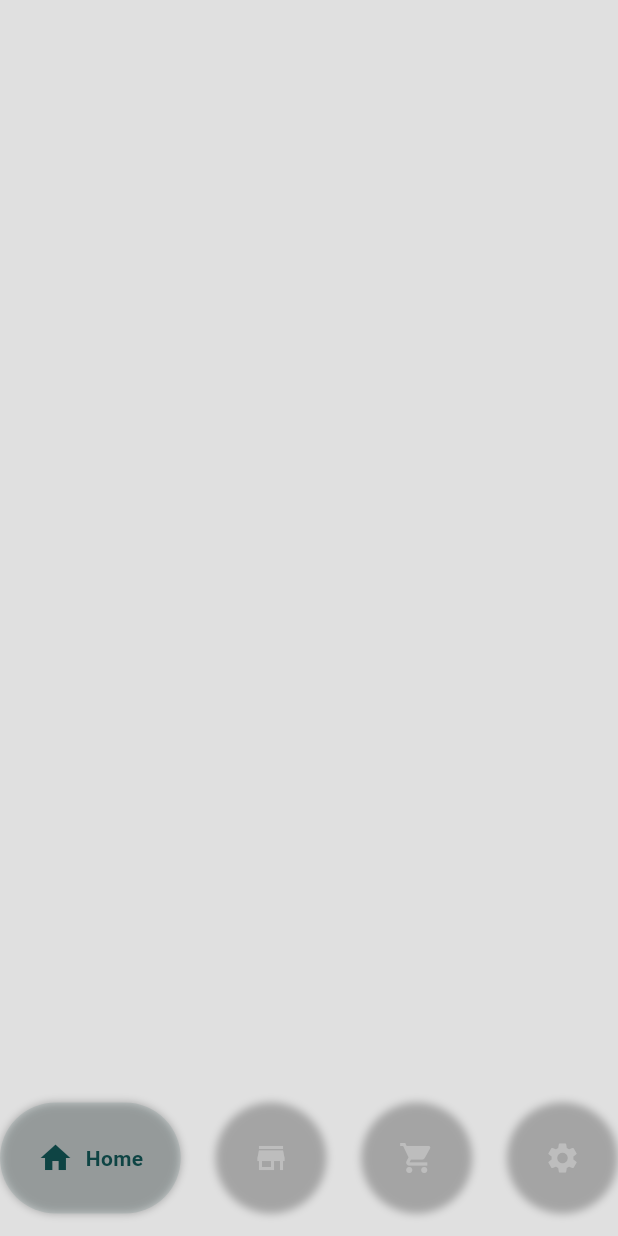
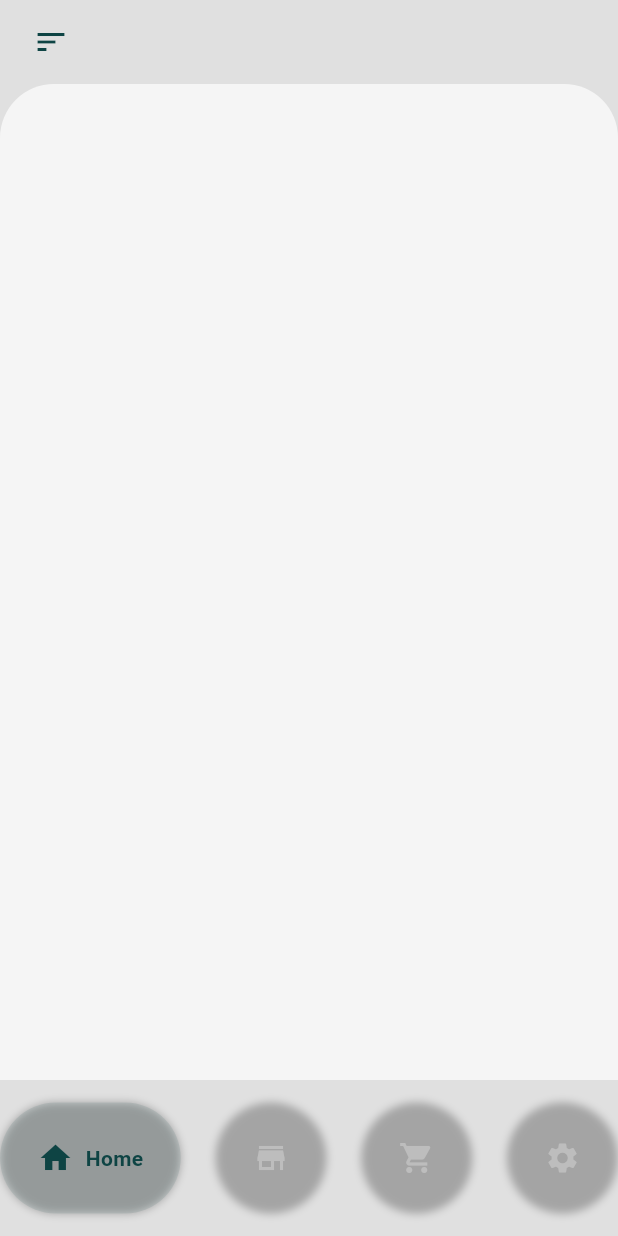
Before and after one commit to mohaalka/shop_app, a Flutter app: the HomePage screen opened directly, on a phone screen of 412 x 824 dp. Run offline on Flutter 3.47's test engine with Material 3 defaults, Android fonts, the phone set to English and light mode, and no system bars; drawn by our look-alikes of flutter_advanced_drawer, google_nav_bar.

```diff
--- a/lib/Components/nav_bottons.dart
+++ b/lib/Components/nav_bottons.dart
@@ -2,7 +2,8 @@ import 'package:flutter/material.dart';
 import 'package:google_nav_bar/google_nav_bar.dart';
 
 class ButtomNavBar extends StatelessWidget {
-  const ButtomNavBar({super.key});
+  void Function(int)? onTabChange;
+  ButtomNavBar({super.key, required this.onTabChange});
   @override
   Widget build(BuildContext context) {
     return Container(
@@ -11,14 +12,13 @@ class ButtomNavBar extends StatelessWidget {
         child: GNav(
           color: Colors.grey[400],
           activeColor: Color.fromARGB(255, 14, 68, 68),
-          // tabActiveBorder: Border.all(color:Color.fromARGB(255, 14, 68, 68)),
-          // tabBorderRadius: 10,
           tabShadow: [BoxShadow(color: Colors.grey.withOpacity(0.9), blurRadius: 4)],
           curve: Curves.easeOutExpo, // tab animation curves
           duration: Duration(milliseconds: 900), // tab animation duration
           iconSize: 24, // tab button icon size
           tabBackgroundColor: const Color.fromARGB(255, 14, 68, 68).withOpacity(0.1),
           gap: 8,
+          onTabChange: (value) => onTabChange!(value),
           tabs: [
           GButton(icon: Icons.home, text: "Home",),
           GButton(icon: Icons.store, text: "Store",),
--- a/lib/pages/homepage.dart
+++ b/lib/pages/homepage.dart
@@ -1,19 +1,48 @@
 import 'package:flutter/material.dart';
 
 import '../Components/nav_bottons.dart';
+import 'cartpage.dart';
+import 'landingpage.dart';
+import 'settingpage.dart';
+import 'storepage.dart';
 class HomePage extends StatefulWidget {
   const HomePage({super.key});
 
   @override
   State<HomePage> createState() => _HomePageState();
+
 }
 
 class _HomePageState extends State<HomePage> {
+
+  int _selectedIndex =0;
+
+// functionkaan ayaa update gareynaya marka uu user-ku taabta botton_bar-ka
+  void navigateBottomBar(int index){
+    setState(() {
+      _selectedIndex = index;
+    });
+  }
+
+  final List<Widget> _pages =[
+
+    LandingPage(),
+
+    StorePage(),
+
+    CartPage(),
+
+    SettingPage()
+  ];
   @override
   Widget build(BuildContext context) {
     return Scaffold(
       backgroundColor: Colors.grey[300],
-      bottomNavigationBar:ButtomNavBar(),
+      bottomNavigationBar:ButtomNavBar(
+        onTabChange: (index)=> navigateBottomBar(index),
+      ),
+
+      body: _pages[_selectedIndex],
     );
   }
 }
--- /dev/null
+++ b/lib/pages/landingpage.dart
@@ -0,0 +1,142 @@
+import 'package:flutter/material.dart';
+import 'package:flutter_advanced_drawer/flutter_advanced_drawer.dart';
+
+class LandingPage extends StatefulWidget {
+  const LandingPage({super.key});
+
+  @override
+  State<LandingPage> createState() => _LandingPageState();
+}
+
+class _LandingPageState extends State<LandingPage> {
+  final AdvancedDrawerController _advancedDrawerController =
+      AdvancedDrawerController();
+
+  @override
+  Widget build(BuildContext context) {
+    return AdvancedDrawer(
+      backdropColor: Color.fromARGB(255, 14, 68, 68),
+      controller: _advancedDrawerController,
+      animationCurve: Curves.easeInOut,
+      animationDuration: const Duration(milliseconds: 500),
+      drawer: buildDrawer(),
+      child: Scaffold(
+        backgroundColor: Colors.grey[300],
+        appBar: AppBar(
+          backgroundColor: Colors.transparent,
+          elevation: 0,
+          leading: Builder(
+            builder: (context) {
+              return IconButton(
+                onPressed: () {
+                  _advancedDrawerController.showDrawer();
+                },
+                icon: Padding(
+                  padding: const EdgeInsets.only(left:12.0),
+                  child: Icon(Icons.sort_sharp, color: Color.fromARGB(255, 14, 68, 68)),
+
+                ),
+              );
+            },
+          ),
+        ),
+        body: ListView(
+          children: [
+            Container(
+              height: 5000,
+              decoration: BoxDecoration(
+                color: Colors.grey[100],
+                borderRadius: BorderRadius.only(
+                  topRight: Radius.circular(36),
+                  topLeft: Radius.circular(36)
+                )
+              ),
+              child: Row(
+                children: [
+                      Container(
+                        height: 50,
+                      margin: EdgeInsets.symmetric(horizontal: 15),
+                      padding: EdgeInsets.symmetric(horizontal: 15),
+
+                      decoration: BoxDecoration(
+                        color: const Color.fromARGB(255, 190, 9, 9),
+                        borderRadius: BorderRadius.circular(30)
+                      ),
+                      ),
+
+                    ],
+              ),
+            )
+          ],
+        ),
+      ),
+    );
+  }
+
+  Widget buildDrawer() {
+    return Container(
+      color: Color.fromARGB(255, 14, 68, 68),
+      child: Column(
+        mainAxisAlignment: MainAxisAlignment.spaceBetween,
+        children: [
+          Column(
+            children: [
+              DrawerHeader(
+                child: Image.asset('images/klogo.png',
+                    color: Colors.white, width: 160),
+              ),
+              Padding(
+                padding: EdgeInsets.symmetric(horizontal: 2.0),
+                child: Divider(
+                  color: Colors.white,
+                ),
+              ),
+              Padding(
+                padding: const EdgeInsets.only(left: 18.0),
+                child: ListTile(
+                  leading: Icon(Icons.home, color: Colors.white),
+                  title: Text("Home", style: TextStyle(color: Colors.white)),
+                ),
+              ),
+              Padding(
+                padding: const EdgeInsets.only(left: 18.0),
+                child: ListTile(
+                  leading: Icon(Icons.favorite_border_sharp, color: Colors.white),
+                  title: Text("So dhowoow", style: TextStyle(color: Colors.white)),
+                ),
+              ),
+              Padding(
+                padding: const EdgeInsets.only(left: 18.0),
+                child: ListTile(
+                  leading: Icon(Icons.store, color: Colors.white),
+                  title: Text("Store", style: TextStyle(color: Colors.white)),
+                ),
+              ),
+              Padding(
+                padding: const EdgeInsets.only(left: 18.0),
+                child: ListTile(
+                  leading: Icon(Icons.shopping_cart_checkout_rounded, color: Colors.white),
+                  title: Text("Shopping Cart", style: TextStyle(color: Colors.white)),
+                ),
+              ),
+              Padding(
+                padding: const EdgeInsets.only(left: 18.0),
+                child: ListTile(
+                  leading: Icon(Icons.settings, color: Colors.white),
+                  title: Text("Setting", style: TextStyle(color: Colors.white)),
+                ),
+              ),
+            ],
+          ),
+          Padding(
+            padding: const EdgeInsets.only(left: 18.0),
+            child: ListTile(
+              leading: Icon(Icons.logout, color: Colors.white),
+              title: Text("logOut", style: TextStyle(color: Colors.white)),
+            ),
+          ),
+        ],
+      ),
+    );
+  }
+}
--- a/pubspec.yaml
+++ b/pubspec.yaml
@@ -36,6 +36,9 @@ dependencies:
   # Use with the CupertinoIcons class for iOS style icons.
   cupertino_icons: ^1.0.2
   google_nav_bar: ^5.0.6
+  flutter_advanced_drawer: ^1.3.5
+  flutter_zoom_drawer: ^3.1.1
+  google_fonts: ^6.1.0
 
 dev_dependencies:
   flutter_test:
```
Also changed, not shown: lib/pages/cartpage.dart (added, +22 -0 lines), lib/pages/settingpage.dart (added, +22 -0 lines), lib/pages/storepage.dart (added, +22 -0 lines), images/Shoes.png (added), pubspec.lock, 1 other file.
